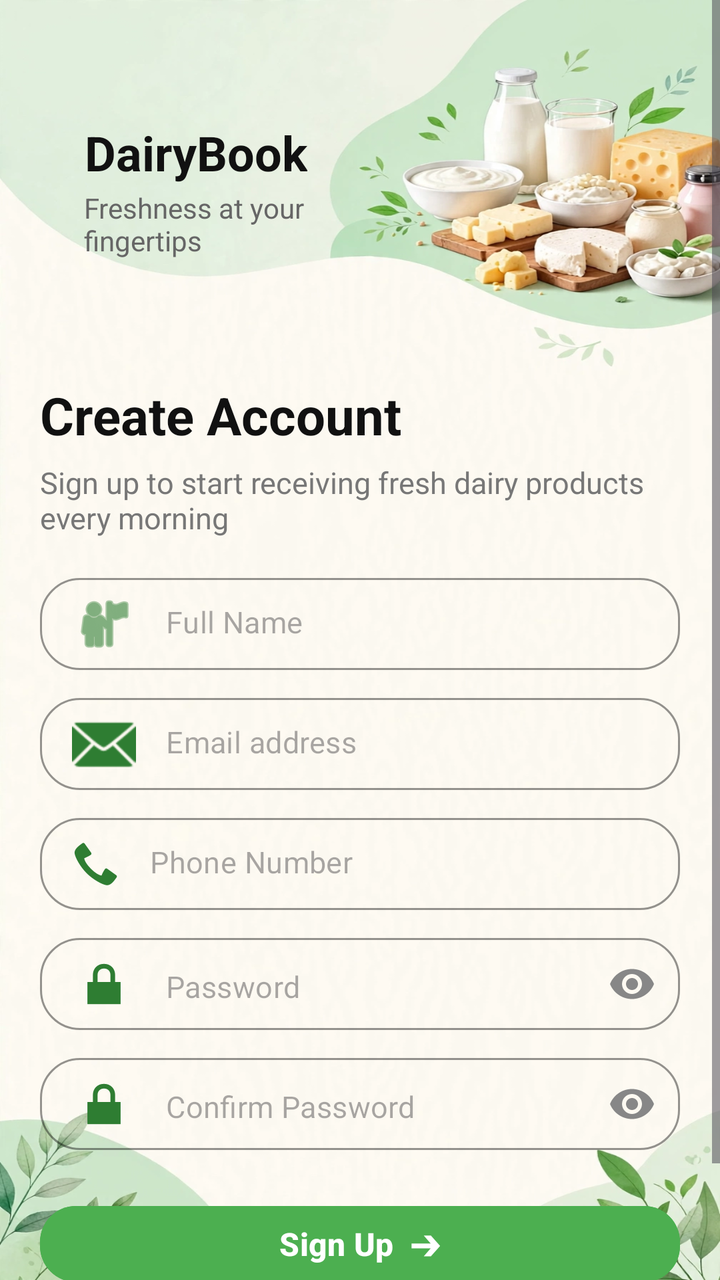
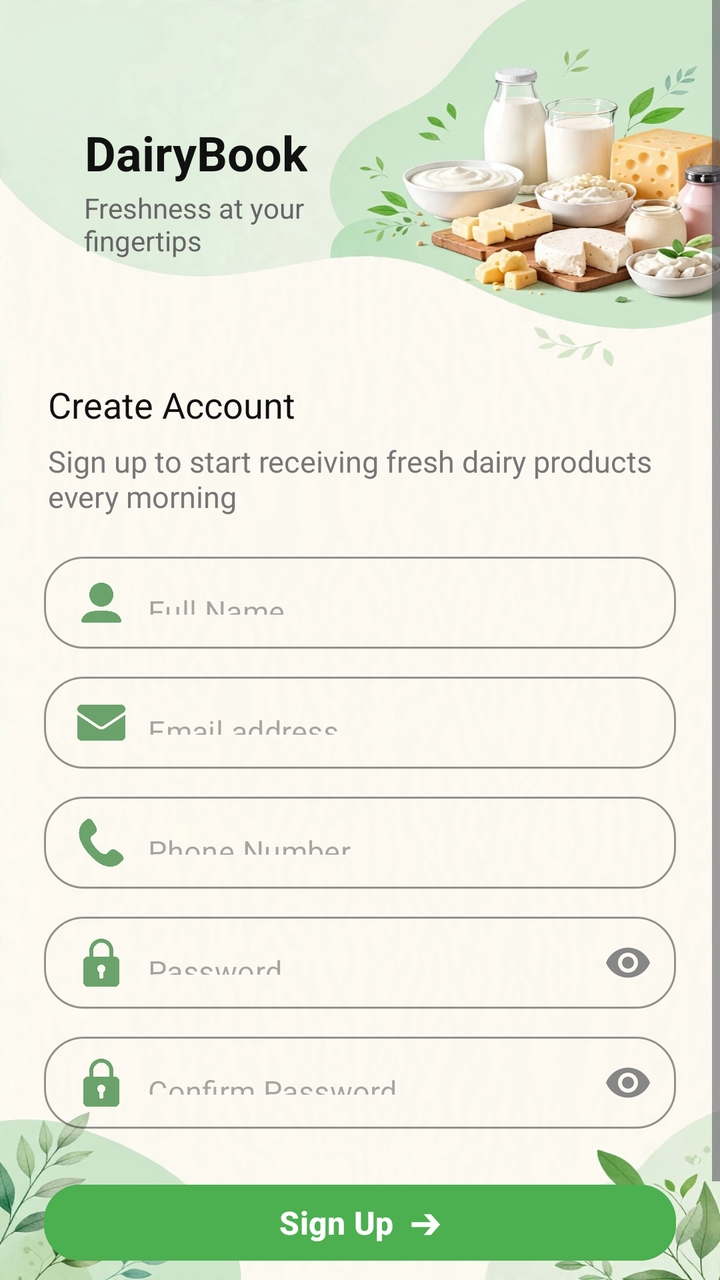

Before-and-after screenshots of an Android layout around one commit, followed by the original layout XML and the change that was made.
<!-- AndroidManifest.xml: application theme Theme.DairyBook -->
<!-- res/layout/activity_register.xml -->
<?xml version="1.0" encoding="utf-8"?>
<ScrollView xmlns:android="http://schemas.android.com/apk/res/android"
    xmlns:app="http://schemas.android.com/apk/res-auto"
    android:layout_width="match_parent"
    android:layout_height="match_parent"
    android:background="@drawable/back2"
    android:fillViewport="true">

    <RelativeLayout
        android:layout_width="match_parent"
        android:layout_height="wrap_content">

        
        <RelativeLayout
            android:id="@+id/topHeader"
            android:layout_width="match_parent"
            android:layout_height="190dp"
            android:background="#00FFEFE6"
            android:padding="20dp">

            
            <LinearLayout
                android:layout_width="wrap_content"
                android:layout_height="wrap_content"
                android:layout_marginTop="40dp"
                android:layout_marginStart="2dp"
                android:orientation="vertical"
                >

                <LinearLayout
                    android:layout_width="wrap_content"
                    android:layout_height="wrap_content"
                    android:gravity="center_vertical"
                    android:orientation="horizontal">

                    
                    <ImageView
                        android:layout_width="32dp"
                        android:layout_height="32dp"

                        app:tint="#FF5722" />

                    <TextView
                        android:layout_width="wrap_content"
                        android:layout_height="wrap_content"
                        android:layout_marginStart="-12dp"
                        android:text="DairyBook"
                        android:textColor="#111111"
                        android:textSize="24sp"
                        android:textStyle="bold" />
                </LinearLayout>

                <TextView
                    android:layout_width="wrap_content"
                    android:layout_height="wrap_content"
                    android:layout_marginTop="2dp"
                    android:layout_marginStart="20dp"
                    android:text="Freshness at your\nfingertips"
                    android:textColor="#666666"
                    android:textSize="14sp" />
            </LinearLayout>

        </RelativeLayout>

        
        <LinearLayout
            android:layout_width="match_parent"
            android:layout_height="wrap_content"
            android:layout_below="@id/topHeader"
            android:orientation="vertical"
            android:paddingStart="20dp"
            android:paddingEnd="20dp"
           android:paddingBottom="20dp">

            <TextView
                android:layout_width="wrap_content"
                android:layout_height="wrap_content"
                android:text="Create Account"
                android:textColor="#111111"
                android:textSize="26sp"
                android:textStyle="bold" />

            <TextView
                android:layout_width="wrap_content"
                android:layout_height="wrap_content"
                android:layout_marginTop="6dp"
                android:text="Sign up to start receiving fresh dairy products every morning"
                android:textColor="#777777"
                android:textSize="15sp" />

            
            <com.google.android.material.textfield.TextInputLayout
                style="@style/Widget.MaterialComponents.TextInputLayout.OutlinedBox"
                android:layout_width="match_parent"
                android:layout_height="46dp"
                android:layout_marginTop="20dp"
                app:boxBackgroundColor="#00E8F5E9"
                app:boxCornerRadiusBottomEnd="20dp"
                app:boxCornerRadiusBottomStart="20dp"
                app:boxCornerRadiusTopEnd="20dp"
                app:boxCornerRadiusTopStart="20dp"
                app:boxStrokeColor="#cccccc"
                app:hintEnabled="false">

                <com.google.android.material.textfield.TextInputEditText
                    android:id="@+id/etFullName"
                    android:layout_width="match_parent"
                    android:layout_height="wrap_content"
                    android:drawableStart="@android:drawable/ic_menu_myplaces"
                    android:drawablePadding="15dp"
                    android:drawableTint="#2E7D32"
                    android:hint="Full Name"
                    android:inputType="textPersonName"
                    android:paddingHorizontal="16dp"
                    android:paddingVertical="14dp"
                    android:textColor="#111111"
                    android:textSize="15sp" />
            </com.google.android.material.textfield.TextInputLayout>

            
            <com.google.android.material.textfield.TextInputLayout
                style="@style/Widget.MaterialComponents.TextInputLayout.OutlinedBox"
                android:layout_width="match_parent"
                android:layout_height="46dp"
                android:layout_marginTop="14dp"
                app:boxBackgroundColor="#00E8F5E9"
                app:boxCornerRadiusBottomEnd="20dp"
                app:boxCornerRadiusBottomStart="20dp"
                app:boxCornerRadiusTopEnd="20dp"
                app:boxCornerRadiusTopStart="20dp"
                app:boxStrokeColor="#cccccc"
                app:hintEnabled="false">

                <com.google.android.material.textfield.TextInputEditText
                    android:id="@+id/etRegEmail"
                    android:layout_width="match_parent"
                    android:layout_height="wrap_content"
                    android:drawableStart="@android:drawable/ic_dialog_email"
                    android:drawablePadding="15dp"
                    android:drawableTint="#2E7D32"
                    android:hint="Email address"
                    android:inputType="textEmailAddress"
                    android:paddingHorizontal="16dp"
                    android:paddingVertical="14dp"
                    android:textColor="#111111"
                    android:textSize="15sp" />
            </com.google.android.material.textfield.TextInputLayout>

            
            <com.google.android.material.textfield.TextInputLayout
                style="@style/Widget.MaterialComponents.TextInputLayout.OutlinedBox"
                android:layout_width="match_parent"
                android:layout_height="46dp"
                android:layout_marginTop="14dp"
                app:boxBackgroundColor="#00E8F5E9"
                app:boxCornerRadiusBottomEnd="20dp"
                app:boxCornerRadiusBottomStart="20dp"
                app:boxCornerRadiusTopEnd="20dp"
                app:boxCornerRadiusTopStart="20dp"
                app:boxStrokeColor="#cccccc"
                app:hintEnabled="false">

                <com.google.android.material.textfield.TextInputEditText
                    android:id="@+id/etPhone"
                    android:layout_width="match_parent"
                    android:layout_height="wrap_content"
                    android:drawableStart="@android:drawable/stat_sys_phone_call"
                    android:drawablePadding="15dp"
                    android:drawableTint="#2E7D32"
                    android:hint="Phone Number"
                    android:inputType="phone"
                    android:paddingHorizontal="16dp"
                    android:paddingVertical="14dp"
                    android:textColor="#111111"
                    android:textSize="15sp" />
            </com.google.android.material.textfield.TextInputLayout>

            
            <com.google.android.material.textfield.TextInputLayout
                style="@style/Widget.MaterialComponents.TextInputLayout.OutlinedBox"
                android:layout_width="match_parent"
                android:layout_height="46dp"
                android:layout_marginTop="14dp"
                app:boxBackgroundColor="#00E8F5E9"
                app:boxCornerRadiusBottomEnd="20dp"
                app:boxCornerRadiusBottomStart="20dp"
                app:boxCornerRadiusTopEnd="20dp"
                app:boxCornerRadiusTopStart="20dp"
                app:boxStrokeColor="#cccccc"
                app:endIconMode="password_toggle"
                app:endIconTint="#878787"
                app:hintEnabled="false">

                <com.google.android.material.textfield.TextInputEditText
                    android:id="@+id/etRegPassword"
                    android:layout_width="match_parent"
                    android:layout_height="wrap_content"
                    android:drawableStart="@android:drawable/ic_lock_lock"
                    android:drawablePadding="15dp"
                    android:drawableTint="#2E7D32"
                    android:hint="Password"
                    android:inputType="textPassword"
                    android:paddingHorizontal="16dp"
                    android:paddingVertical="14dp"
                    android:textColor="#111111"
                    android:textSize="15sp" />
            </com.google.android.material.textfield.TextInputLayout>

            
            <com.google.android.material.textfield.TextInputLayout
                style="@style/Widget.MaterialComponents.TextInputLayout.OutlinedBox"
                android:layout_width="match_parent"
                android:layout_height="46dp"
                android:layout_marginTop="14dp"
                app:boxBackgroundColor="#00E8F5E9"
                app:boxCornerRadiusBottomEnd="20dp"
                app:boxCornerRadiusBottomStart="20dp"
                app:boxCornerRadiusTopEnd="20dp"
                app:boxCornerRadiusTopStart="20dp"
                app:boxStrokeColor="#cccccc"
                app:endIconMode="password_toggle"
                app:endIconTint="#878787"
                app:hintEnabled="false">

                <com.google.android.material.textfield.TextInputEditText
                    android:id="@+id/etConfirmPassword"
                    android:layout_width="match_parent"
                    android:layout_height="wrap_content"
                    android:drawableStart="@android:drawable/ic_lock_lock"
                    android:drawablePadding="15dp"
                    android:drawableTint="#2E7D32"
                    android:hint="Confirm Password"
                    android:inputType="textPassword"
                    android:paddingHorizontal="16dp"
                    android:paddingVertical="14dp"
                    android:textColor="#111111"
                    android:textSize="15sp" />
            </com.google.android.material.textfield.TextInputLayout>

            
            <com.google.android.material.button.MaterialButton
                android:id="@+id/btnRegister"
                android:layout_width="match_parent"
                android:layout_height="46dp"
                android:layout_marginTop="24dp"
                android:backgroundTint="#4CAF50"
                android:text="Sign Up  ➔"
                android:textAllCaps="false"
                android:textColor="#FFFFFF"
                android:textSize="16sp"
                android:textStyle="bold"
                app:cornerRadius="18dp" />

            
            <LinearLayout
                android:layout_width="wrap_content"
                android:layout_height="wrap_content"
                android:layout_gravity="center_horizontal"
                android:layout_marginTop="20dp"
                android:orientation="horizontal">

                <TextView
                    android:layout_width="wrap_content"
                    android:layout_height="wrap_content"
                    android:text="Already have an account? "
                    android:textColor="#666666"
                    android:textSize="14sp" />

                <TextView
                    android:id="@+id/tvLogin"
                    android:layout_width="wrap_content"
                    android:layout_height="wrap_content"
                    android:text="Log in"
                    android:textColor="#FF5722"
                    android:textSize="14sp"
                    android:textStyle="bold" />
            </LinearLayout>

        </LinearLayout>
    </RelativeLayout>
</ScrollView>
<!-- resources referenced by this layout -->
<resources>
  <!-- drawable back2: jpg bitmap (drawable, 110158 bytes) -->
  <style name="Theme.DairyBook" parent="Base.Theme.DairyBook" />
  <style name="Base.Theme.DairyBook" parent="Theme.Material3.DayNight.NoActionBar">
          
          
      </style>
</resources>

<!-- the commit's change to res/layout/activity_register.xml (unified diff, before → after) -->
@@ -36,9 +36,7 @@
                     
                     <ImageView
                         android:layout_width="32dp"
-                        android:layout_height="32dp"
-
-                        app:tint="#FF5722" />
+                        android:layout_height="32dp" />
 
                     <TextView
                         android:layout_width="wrap_content"
@@ -68,17 +66,18 @@
             android:layout_height="wrap_content"
             android:layout_below="@id/topHeader"
             android:orientation="vertical"
-            android:paddingStart="20dp"
-            android:paddingEnd="20dp"
-           android:paddingBottom="20dp">
+            android:paddingStart="22dp"
+            android:paddingEnd="22dp"
+            android:paddingBottom="20dp">
 
             <TextView
                 android:layout_width="wrap_content"
                 android:layout_height="wrap_content"
                 android:text="Create Account"
                 android:textColor="#111111"
-                android:textSize="26sp"
-                android:textStyle="bold" />
+                android:textSize="18sp"
+                android:layout_marginStart="2dp"
+                 />
 
             <TextView
                 android:layout_width="wrap_content"
@@ -86,13 +85,14 @@
                 android:layout_marginTop="6dp"
                 android:text="Sign up to start receiving fresh dairy products every morning"
                 android:textColor="#777777"
-                android:textSize="15sp" />
-
-            
-            <com.google.android.material.textfield.TextInputLayout
-                style="@style/Widget.MaterialComponents.TextInputLayout.OutlinedBox"
-                android:layout_width="match_parent"
-                android:layout_height="46dp"
+                android:textSize="15sp"
+                android:layout_marginStart="2dp"/>
+
+            
+            <com.google.android.material.textfield.TextInputLayout
+                style="@style/Widget.MaterialComponents.TextInputLayout.OutlinedBox"
+                android:layout_width="match_parent"
+                android:layout_height="wrap_content"
                 android:layout_marginTop="20dp"
                 app:boxBackgroundColor="#00E8F5E9"
                 app:boxCornerRadiusBottomEnd="20dp"
@@ -100,86 +100,80 @@
                 app:boxCornerRadiusTopEnd="20dp"
                 app:boxCornerRadiusTopStart="20dp"
                 app:boxStrokeColor="#cccccc"
-                app:hintEnabled="false">
+                app:hintEnabled="false"
+                app:startIconDrawable="@drawable/ic_user_small"
+                app:startIconTint="#B32E7D32">
 
                 <com.google.android.material.textfield.TextInputEditText
                     android:id="@+id/etFullName"
                     android:layout_width="match_parent"
-                    android:layout_height="wrap_content"
-                    android:drawableStart="@android:drawable/ic_menu_myplaces"
-                    android:drawablePadding="15dp"
-                    android:drawableTint="#2E7D32"
+                    android:layout_height="46dp"
                     android:hint="Full Name"
                     android:inputType="textPersonName"
                     android:paddingHorizontal="16dp"
-                    android:paddingVertical="14dp"
-                    android:textColor="#111111"
-                    android:textSize="15sp" />
-            </com.google.android.material.textfield.TextInputLayout>
-
-            
-            <com.google.android.material.textfield.TextInputLayout
-                style="@style/Widget.MaterialComponents.TextInputLayout.OutlinedBox"
-                android:layout_width="match_parent"
-                android:layout_height="46dp"
-                android:layout_marginTop="14dp"
-                app:boxBackgroundColor="#00E8F5E9"
-                app:boxCornerRadiusBottomEnd="20dp"
-                app:boxCornerRadiusBottomStart="20dp"
-                app:boxCornerRadiusTopEnd="20dp"
-                app:boxCornerRadiusTopStart="20dp"
-                app:boxStrokeColor="#cccccc"
-                app:hintEnabled="false">
+                    android:textColor="#111111"
+                    android:textSize="15sp" />
+            </com.google.android.material.textfield.TextInputLayout>
+
+            
+            <com.google.android.material.textfield.TextInputLayout
+                style="@style/Widget.MaterialComponents.TextInputLayout.OutlinedBox"
+                android:layout_width="match_parent"
+                android:layout_height="wrap_content"
+                android:layout_marginTop="14dp"
+                app:boxBackgroundColor="#00E8F5E9"
+                app:boxCornerRadiusBottomEnd="20dp"
+                app:boxCornerRadiusBottomStart="20dp"
+                app:boxCornerRadiusTopEnd="20dp"
+                app:boxCornerRadiusTopStart="20dp"
+                app:boxStrokeColor="#cccccc"
+                app:hintEnabled="false"
+                app:startIconDrawable="@drawable/ic_email_small"
+                app:startIconTint="#B32E7D32">
 
                 <com.google.android.material.textfield.TextInputEditText
                     android:id="@+id/etRegEmail"
                     android:layout_width="match_parent"
-                    android:layout_height="wrap_content"
-                    android:drawableStart="@android:drawable/ic_dialog_email"
-                    android:drawablePadding="15dp"
-                    android:drawableTint="#2E7D32"
+                    android:layout_height="46dp"
                     android:hint="Email address"
                     android:inputType="textEmailAddress"
                     android:paddingHorizontal="16dp"
-                    android:paddingVertical="14dp"
-                    android:textColor="#111111"
-                    android:textSize="15sp" />
-            </com.google.android.material.textfield.TextInputLayout>
-
-            
-            <com.google.android.material.textfield.TextInputLayout
-                style="@style/Widget.MaterialComponents.TextInputLayout.OutlinedBox"
-                android:layout_width="match_parent"
-                android:layout_height="46dp"
-                android:layout_marginTop="14dp"
-                app:boxBackgroundColor="#00E8F5E9"
-                app:boxCornerRadiusBottomEnd="20dp"
-                app:boxCornerRadiusBottomStart="20dp"
-                app:boxCornerRadiusTopEnd="20dp"
-                app:boxCornerRadiusTopStart="20dp"
-                app:boxStrokeColor="#cccccc"
-                app:hintEnabled="false">
+                    android:textColor="#111111"
+                    android:textSize="15sp" />
+            </com.google.android.material.textfield.TextInputLayout>
+
+            
+            <com.google.android.material.textfield.TextInputLayout
+                style="@style/Widget.MaterialComponents.TextInputLayout.OutlinedBox"
+                android:layout_width="match_parent"
+                android:layout_height="wrap_content"
+                android:layout_marginTop="14dp"
+                app:boxBackgroundColor="#00E8F5E9"
+                app:boxCornerRadiusBottomEnd="20dp"
+                app:boxCornerRadiusBottomStart="20dp"
+                app:boxCornerRadiusTopEnd="20dp"
+                app:boxCornerRadiusTopStart="20dp"
+                app:boxStrokeColor="#cccccc"
+                app:hintEnabled="false"
+                app:startIconDrawable="@drawable/ic_phone_small"
+                app:startIconTint="#B32E7D32">
 
                 <com.google.android.material.textfield.TextInputEditText
                     android:id="@+id/etPhone"
                     android:layout_width="match_parent"
-                    android:layout_height="wrap_content"
-                    android:drawableStart="@android:drawable/stat_sys_phone_call"
-                    android:drawablePadding="15dp"
-                    android:drawableTint="#2E7D32"
+                    android:layout_height="46dp"
                     android:hint="Phone Number"
                     android:inputType="phone"
                     android:paddingHorizontal="16dp"
-                    android:paddingVertical="14dp"
-                    android:textColor="#111111"
-                    android:textSize="15sp" />
-            </com.google.android.material.textfield.TextInputLayout>
-
-            
-            <com.google.android.material.textfield.TextInputLayout
-                style="@style/Widget.MaterialComponents.TextInputLayout.OutlinedBox"
-                android:layout_width="match_parent"
-                android:layout_height="46dp"
+                    android:textColor="#111111"
+                    android:textSize="15sp" />
+            </com.google.android.material.textfield.TextInputLayout>
+
+            
+            <com.google.android.material.textfield.TextInputLayout
+                style="@style/Widget.MaterialComponents.TextInputLayout.OutlinedBox"
+                android:layout_width="match_parent"
+                android:layout_height="wrap_content"
                 android:layout_marginTop="14dp"
                 app:boxBackgroundColor="#00E8F5E9"
                 app:boxCornerRadiusBottomEnd="20dp"
@@ -189,28 +183,26 @@
                 app:boxStrokeColor="#cccccc"
                 app:endIconMode="password_toggle"
                 app:endIconTint="#878787"
-                app:hintEnabled="false">
+                app:hintEnabled="false"
+                app:startIconDrawable="@drawable/ic_lock_small"
+                app:startIconTint="#B32E7D32">
 
                 <com.google.android.material.textfield.TextInputEditText
                     android:id="@+id/etRegPassword"
                     android:layout_width="match_parent"
-                    android:layout_height="wrap_content"
-                    android:drawableStart="@android:drawable/ic_lock_lock"
-                    android:drawablePadding="15dp"
-                    android:drawableTint="#2E7D32"
+                    android:layout_height="46dp"
                     android:hint="Password"
                     android:inputType="textPassword"
                     android:paddingHorizontal="16dp"
-                    android:paddingVertical="14dp"
-                    android:textColor="#111111"
-                    android:textSize="15sp" />
-            </com.google.android.material.textfield.TextInputLayout>
-
-            
-            <com.google.android.material.textfield.TextInputLayout
-                style="@style/Widget.MaterialComponents.TextInputLayout.OutlinedBox"
-                android:layout_width="match_parent"
-                android:layout_height="46dp"
+                    android:textColor="#111111"
+                    android:textSize="15sp" />
+            </com.google.android.material.textfield.TextInputLayout>
+
+            
+            <com.google.android.material.textfield.TextInputLayout
+                style="@style/Widget.MaterialComponents.TextInputLayout.OutlinedBox"
+                android:layout_width="match_parent"
+                android:layout_height="wrap_content"
                 android:layout_marginTop="14dp"
                 app:boxBackgroundColor="#00E8F5E9"
                 app:boxCornerRadiusBottomEnd="20dp"
@@ -220,19 +212,17 @@
                 app:boxStrokeColor="#cccccc"
                 app:endIconMode="password_toggle"
                 app:endIconTint="#878787"
-                app:hintEnabled="false">
+                app:hintEnabled="false"
+                app:startIconDrawable="@drawable/ic_lock_small"
+                app:startIconTint="#B32E7D32">
 
                 <com.google.android.material.textfield.TextInputEditText
                     android:id="@+id/etConfirmPassword"
                     android:layout_width="match_parent"
-                    android:layout_height="wrap_content"
-                    android:drawableStart="@android:drawable/ic_lock_lock"
-                    android:drawablePadding="15dp"
-                    android:drawableTint="#2E7D32"
+                    android:layout_height="46dp"
                     android:hint="Confirm Password"
                     android:inputType="textPassword"
                     android:paddingHorizontal="16dp"
-                    android:paddingVertical="14dp"
                     android:textColor="#111111"
                     android:textSize="15sp" />
             </com.google.android.material.textfield.TextInputLayout>
<!-- resource entries referenced after the edit -->
@@ -1,7 +1,51 @@
 <!-- resources referenced by this layout -->
 <resources>
   <!-- drawable back2: jpg bitmap (drawable, 110158 bytes) -->
+  <!-- drawable ic_email_small (drawable) -->
+  <?xml version="1.0" encoding="utf-8"?>
+  <layer-list xmlns:android="http://schemas.android.com/apk/res/android">
+      <item
+          android:left="15dp"
+          android:right="6dp"
+          android:width="24dp"
+          android:height="24dp"
+          android:drawable="@drawable/email" />
+  </layer-list>
+  <!-- drawable ic_lock_small (drawable) -->
+  <?xml version="1.0" encoding="utf-8"?>
+  <layer-list xmlns:android="http://schemas.android.com/apk/res/android">
+      <item
+          android:left="15dp"
+          android:right="6dp"
+          android:width="24dp"
+          android:height="24dp"
+          android:drawable="@drawable/lock" />
+  </layer-list>
+  <!-- drawable ic_phone_small (drawable) -->
+  <?xml version="1.0" encoding="utf-8"?>
+  <layer-list xmlns:android="http://schemas.android.com/apk/res/android">
+      <item
+          android:left="15dp"
+          android:right="6dp"
+          android:width="24dp"
+          android:height="24dp"
+          android:drawable="@drawable/phone" />
+  </layer-list>
+  <!-- drawable ic_user_small (drawable) -->
+  <?xml version="1.0" encoding="utf-8"?>
+  <layer-list xmlns:android="http://schemas.android.com/apk/res/android">
+      <item
+          android:left="15dp"
+          android:right="6dp"
+          android:width="24dp"
+          android:height="24dp"
+          android:drawable="@drawable/user" />
+  </layer-list>
   <style name="Theme.DairyBook" parent="Base.Theme.DairyBook" />
+  <!-- drawable email: png bitmap (drawable, 6136 bytes) -->
+  <!-- drawable lock: png bitmap (drawable, 8813 bytes) -->
+  <!-- drawable phone: png bitmap (drawable, 5768 bytes) -->
+  <!-- drawable user: png bitmap (drawable, 8450 bytes) -->
   <style name="Base.Theme.DairyBook" parent="Theme.Material3.DayNight.NoActionBar">
           
           
